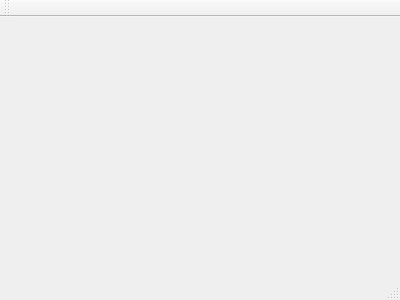
Old version of the form Sequencer/mainwindow.ui in the repository rokthewok/ECE4974.
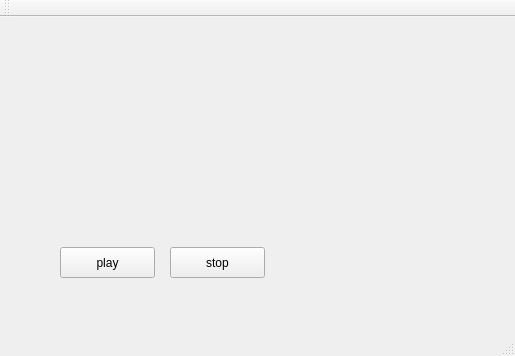
New version of the form.

Patch:
```diff
--- a/Sequencer/mainwindow.ui
+++ b/Sequencer/mainwindow.ui
@@ -1,24 +1,66 @@
 <ui version="4.0">
  <class>MainWindow</class>
- <widget class="QMainWindow" name="MainWindow" >
-  <property name="geometry" >
+ <widget class="QMainWindow" name="MainWindow">
+  <property name="geometry">
    <rect>
     <x>0</x>
     <y>0</y>
-    <width>400</width>
-    <height>300</height>
+    <width>515</width>
+    <height>356</height>
    </rect>
   </property>
   <property name="windowTitle" >
    <string>MainWindow</string>
   </property>
-  <widget class="QMenuBar" name="menuBar" />
-  <widget class="QToolBar" name="mainToolBar" />
-  <widget class="QWidget" name="centralWidget" />
-  <widget class="QStatusBar" name="statusBar" />
+  <widget class="QWidget" name="centralWidget">
+   <widget class="QPushButton" name="playButton">
+    <property name="geometry">
+     <rect>
+      <x>60</x>
+      <y>230</y>
+      <width>95</width>
+      <height>31</height>
+     </rect>
+    </property>
+    <property name="text">
+     <string>play</string>
+    </property>
+   </widget>
+   <widget class="QPushButton" name="stopButton">
+    <property name="geometry">
+     <rect>
+      <x>170</x>
+      <y>230</y>
+      <width>95</width>
+      <height>31</height>
+     </rect>
+    </property>
+    <property name="text">
+     <string>stop</string>
+    </property>
+   </widget>
+  </widget>
+  <widget class="QMenuBar" name="menuBar">
+   <property name="geometry">
+    <rect>
+     <x>0</x>
+     <y>0</y>
+     <width>515</width>
+     <height>29</height>
+    </rect>
+   </property>
+  </widget>
+  <widget class="QToolBar" name="mainToolBar">
+   <attribute name="toolBarArea">
+    <enum>TopToolBarArea</enum>
+   </attribute>
+   <attribute name="toolBarBreak">
+    <bool>false</bool>
+   </attribute>
+  </widget>
+  <widget class="QStatusBar" name="statusBar"/>
  </widget>
- <layoutDefault spacing="6" margin="11" />
- <pixmapfunction></pixmapfunction>
+ <layoutdefault spacing="6" margin="11"/>
  <resources/>
  <connections/>
 </ui>
```
Left out of the diff: 3 changed lines with no effect on the pictures.
